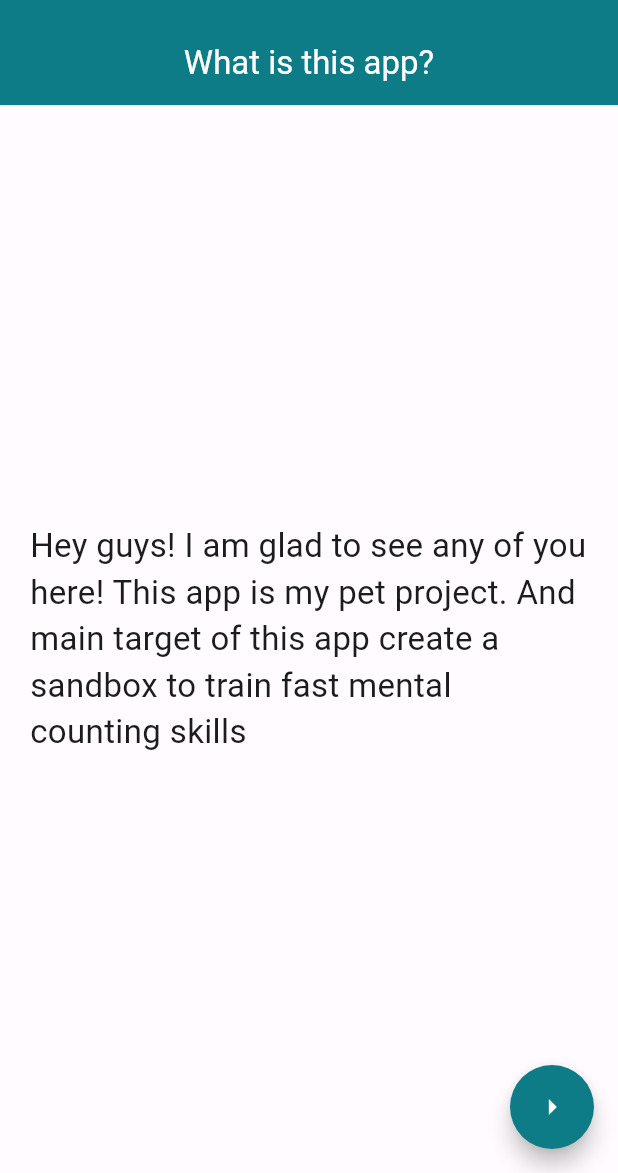
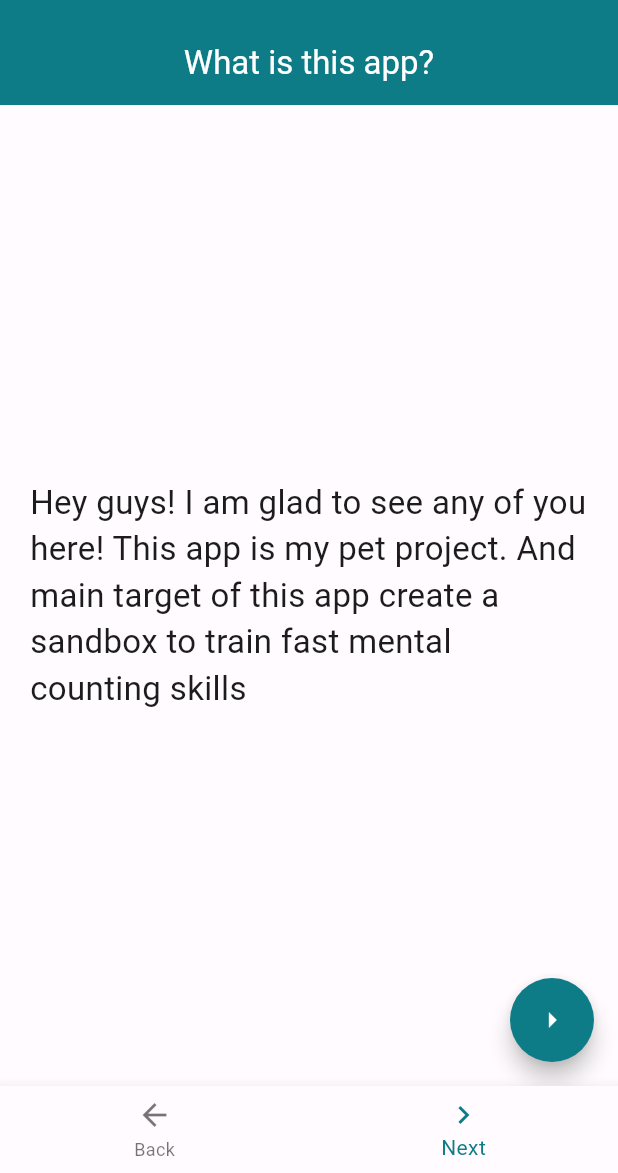
Before and after one commit to FrankMilvus/Trachtenberg-GREMA, a Flutter app: the screen it shows after launch, on a phone screen of 412 x 824 dp, the part 63-1236 px from its top. Run offline on Flutter 3.47's test engine with Material 3 defaults, Android fonts, the phone set to English and light mode, and no system bars; our stand-ins replace flutter_native_splash, shared_preferences, wakelock_plus.

Commit message:
Add localization for navigation actions and implement NavbarWidget
- Added "next" and "back" labels in English, German, Spanish, French, and Russian localization files.
- Updated AppLocalizations classes to include new navigation action methods.
- Implemented NavbarWidget for bottom navigation with localized labels for navigation actions.

```diff
--- a/lib/l10n/app_de.arb
+++ b/lib/l10n/app_de.arb
@@ -12,6 +12,8 @@
   "oddsByFive": "Ungerade mal 5",
   "workout": "Training",
   "wantMoreTitle": "Mehr gewollt?",
+  "next": "Weiter",
+  "back": "Zurück",
   "home": "Startseite",
   "enterAnswer": "Antwort hier eingeben",
   "language": "Sprache"
--- a/lib/l10n/app_en.arb
+++ b/lib/l10n/app_en.arb
@@ -53,6 +53,14 @@
   "@wantMoreTitle": {
     "description": "Menu label for the Want More page"
   },
+  "next": "Next",
+  "@next": {
+    "description": "Label for next page action"
+  },
+  "back": "Back",
+  "@back": {
+    "description": "Label for back page action"
+  },
   "home": "Home",
   "@home": {
     "description": "Menu label for home screen"
--- a/lib/l10n/app_es.arb
+++ b/lib/l10n/app_es.arb
@@ -12,6 +12,8 @@
   "oddsByFive": "Impares por cinco",
   "workout": "Entrenamiento",
   "wantMoreTitle": "¿Quieres más?",
+  "next": "Siguiente",
+  "back": "Atrás",
   "home": "Inicio",
   "enterAnswer": "Ingrese su respuesta aquí",
   "language": "Idioma"
--- a/lib/l10n/app_fr.arb
+++ b/lib/l10n/app_fr.arb
@@ -12,6 +12,8 @@
   "oddsByFive": "Impairs par 5",
   "workout": "Entraînement",
   "wantMoreTitle": "Voulez-vous plus ?",
+  "next": "Suivant",
+  "back": "Retour",
   "home": "Accueil",
   "enterAnswer": "Entrez votre réponse ici",
   "language": "Langue"
--- a/lib/l10n/app_localizations.dart
+++ b/lib/l10n/app_localizations.dart
@@ -176,6 +176,18 @@ abstract class AppLocalizations {
   /// **'Want more?'**
   String get wantMoreTitle;
 
+  /// Label for next page action
+  ///
+  /// In en, this message translates to:
+  /// **'Next'**
+  String get next;
+
+  /// Label for back page action
+  ///
+  /// In en, this message translates to:
+  /// **'Back'**
+  String get back;
+
   /// Menu label for home screen
   ///
   /// In en, this message translates to:
--- a/lib/l10n/app_localizations_de.dart
+++ b/lib/l10n/app_localizations_de.dart
@@ -50,6 +50,12 @@ class AppLocalizationsDe extends AppLocalizations {
   String get wantMoreTitle => 'Mehr gewollt?';
 
   @override
+  String get next => 'Weiter';
+
+  @override
+  String get back => 'Zurück';
+
+  @override
   String get home => 'Startseite';
 
   @override
--- a/lib/l10n/app_localizations_en.dart
+++ b/lib/l10n/app_localizations_en.dart
@@ -50,6 +50,12 @@ class AppLocalizationsEn extends AppLocalizations {
   String get wantMoreTitle => 'Want more?';
 
   @override
+  String get next => 'Next';
+
+  @override
+  String get back => 'Back';
+
+  @override
   String get home => 'Home';
 
   @override
--- a/lib/l10n/app_localizations_es.dart
+++ b/lib/l10n/app_localizations_es.dart
@@ -50,6 +50,12 @@ class AppLocalizationsEs extends AppLocalizations {
   String get wantMoreTitle => '¿Quieres más?';
 
   @override
+  String get next => 'Siguiente';
+
+  @override
+  String get back => 'Atrás';
+
+  @override
   String get home => 'Inicio';
 
   @override
--- a/lib/l10n/app_localizations_fr.dart
+++ b/lib/l10n/app_localizations_fr.dart
@@ -50,6 +50,12 @@ class AppLocalizationsFr extends AppLocalizations {
   String get wantMoreTitle => 'Voulez-vous plus ?';
 
   @override
+  String get next => 'Suivant';
+
+  @override
+  String get back => 'Retour';
+
+  @override
   String get home => 'Accueil';
 
   @override
--- a/lib/l10n/app_localizations_ru.dart
+++ b/lib/l10n/app_localizations_ru.dart
@@ -50,6 +50,12 @@ class AppLocalizationsRu extends AppLocalizations {
   String get wantMoreTitle => 'Хотите больше?';
 
   @override
+  String get next => 'Далее';
+
+  @override
+  String get back => 'Назад';
+
+  @override
   String get home => 'Главная';
 
   @override
--- a/lib/l10n/app_ru.arb
+++ b/lib/l10n/app_ru.arb
@@ -12,6 +12,8 @@
   "oddsByFive": "Нечетные на 5",
   "workout": "Тренировка",
   "wantMoreTitle": "Хотите больше?",
+  "next": "Далее",
+  "back": "Назад",
   "home": "Главная",
   "enterAnswer": "Введите ответ здесь",
   "language": "Язык"
--- a/lib/widgets/nav_bar.dart
+++ b/lib/widgets/nav_bar.dart
@@ -1,27 +1,36 @@
-// import 'package:flutter/material.dart';
-//
-// import '../data/notifiers.dart';
-//
-//
-// class NavbarWidget extends StatelessWidget {
-//   const NavbarWidget({super.key});
-//
-//   @override
-//   Widget build(BuildContext context) {
-//     return ValueListenableBuilder(
-//       valueListenable: selectedPageNotifier,
-//       builder: (context, selectedPage, child) {
-//         return NavigationBar(
-//           destinations: [
-//             NavigationDestination(icon: Icon(Icons.home), label: 'Home'),
-//             NavigationDestination(icon: Icon(Icons.person), label: 'Person'),
-//           ],
-//           onDestinationSelected: (int index) {
-//             selectedPageNotifier.value = index;
-//           },
-//           selectedIndex: selectedPage,
-//         );
-//       },
-//     );
-//   }
-// }
+import 'package:flutter/material.dart';
+import 'package:trachtenberg_grema/l10n/app_localizations.dart';
+
+class NavbarWidget extends StatelessWidget {
+  const NavbarWidget({
+    super.key,
+    required this.currentIndex,
+    required this.onTap,
+  });
+
+  final int currentIndex;
+  final ValueChanged<int> onTap;
+
+  @override
+  Widget build(BuildContext context) {
+    final l10n = AppLocalizations.of(context)!;
+    return BottomNavigationBar(
+      currentIndex: currentIndex,
+      onTap: onTap,
+      items: [
+        BottomNavigationBarItem(
+          icon: const Icon(Icons.arrow_back),
+          label: l10n.back,
+        ),
+        // BottomNavigationBarItem(
+        //   icon: const Icon(Icons.flash_on),
+        //   label: l10n.warmUp,
+        // ),
+        BottomNavigationBarItem(
+          icon: const Icon(Icons.navigate_next),
+          label: l10n.next,
+        ),
+      ],
+    );
+  }
+}
```
Also changed, not shown: lib/views/Pages/hello_screen.dart (+1 -6 lines), lib/views/widget_tree.dart (+28 -0 lines).
